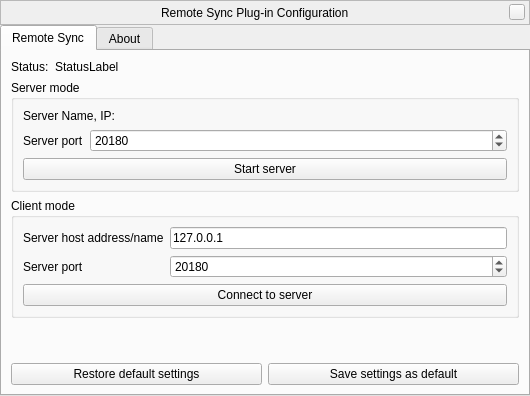
Above: plugins/RemoteSync/src/gui/remoteSyncDialog.ui from 519984307/stellarium_src before the change. Below: the same form after it.
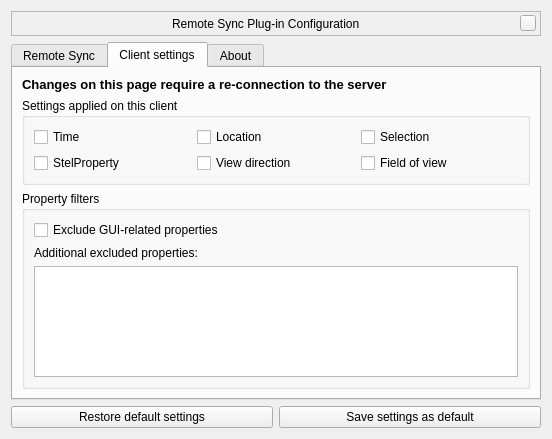
That is the form after the change. The open tabs and pages were chosen to show the change. Custom widgets are drawn as their Qt base class.

Commit message: RemoteSync client configuration Its now possible to exclude specific messages from being applied on a client StelProperties can also be filtered, the default hides all GUI properties (prevents dialog popups on clients)

```diff
--- a/plugins/RemoteSync/src/gui/remoteSyncDialog.ui
+++ b/plugins/RemoteSync/src/gui/remoteSyncDialog.ui
@@ -6,29 +6,14 @@
    <rect>
     <x>0</x>
     <y>0</y>
-    <width>530</width>
-    <height>396</height>
+    <width>548</width>
+    <height>439</height>
    </rect>
   </property>
   <property name="windowTitle">
    <string>Remote Control Configuration</string>
   </property>
   <layout class="QVBoxLayout" name="verticalLayout_2">
-   <property name="spacing">
-    <number>0</number>
-   </property>
-   <property name="leftMargin">
-    <number>0</number>
-   </property>
-   <property name="topMargin">
-    <number>0</number>
-   </property>
-   <property name="rightMargin">
-    <number>0</number>
-   </property>
-   <property name="bottomMargin">
-    <number>0</number>
-   </property>
    <item>
     <widget class="BarFrame" name="TitleBar">
      <property name="sizePolicy">
@@ -209,63 +194,6 @@
          </layout>
         </widget>
        </item>
-       <item row="8" column="0">
-        <spacer name="verticalSpacer_3">
-         <property name="orientation">
-          <enum>Qt::Vertical</enum>
-         </property>
-         <property name="sizeHint" stdset="0">
-          <size>
-           <width>20</width>
-           <height>120</height>
-          </size>
-         </property>
-        </spacer>
-       </item>
-       <item row="9" column="0" colspan="2">
-        <layout class="QHBoxLayout" name="horizontalLayout_7">
-         <item>
-          <widget class="QPushButton" name="restoreDefaultsButton">
-           <property name="sizePolicy">
-            <sizepolicy hsizetype="Expanding" vsizetype="Fixed">
-             <horstretch>0</horstretch>
-             <verstretch>0</verstretch>
-            </sizepolicy>
-           </property>
-           <property name="text">
-            <string>Restore default settings</string>
-           </property>
-          </widget>
-         </item>
-         <item>
-          <widget class="QPushButton" name="saveSettingsButton">
-           <property name="sizePolicy">
-            <sizepolicy hsizetype="Expanding" vsizetype="Fixed">
-             <horstretch>0</horstretch>
-             <verstretch>0</verstretch>
-            </sizepolicy>
-           </property>
-           <property name="text">
-            <string>Save settings as default</string>
-           </property>
-          </widget>
-         </item>
-        </layout>
-       </item>
-       <item row="3" column="0">
-        <widget class="QLabel" name="label_2">
-         <property name="text">
-          <string>Status:</string>
-         </property>
-        </widget>
-       </item>
-       <item row="3" column="1">
-        <widget class="QLabel" name="statusLabel">
-         <property name="text">
-          <string>StatusLabel</string>
-         </property>
-        </widget>
-       </item>
        <item row="7" column="0" colspan="2">
         <widget class="QGroupBox" name="clientGroupBox">
          <property name="title">
@@ -334,6 +262,140 @@
          </layout>
         </widget>
        </item>
+       <item row="8" column="0">
+        <spacer name="verticalSpacer_3">
+         <property name="orientation">
+          <enum>Qt::Vertical</enum>
+         </property>
+         <property name="sizeHint" stdset="0">
+          <size>
+           <width>20</width>
+           <height>120</height>
+          </size>
+         </property>
+        </spacer>
+       </item>
+      </layout>
+     </widget>
+     <widget class="QWidget" name="clientSettingsTab">
+      <attribute name="title">
+       <string>Client settings</string>
+      </attribute>
+      <layout class="QVBoxLayout" name="verticalLayout">
+       <item>
+        <widget class="QLabel" name="label_6">
+         <property name="font">
+          <font>
+           <pointsize>10</pointsize>
+           <weight>75</weight>
+           <italic>false</italic>
+           <bold>true</bold>
+           <strikeout>false</strikeout>
+          </font>
+         </property>
+         <property name="text">
+          <string>Changes on this page require a re-connection to the server</string>
+         </property>
+        </widget>
+       </item>
+       <item>
+        <widget class="QGroupBox" name="groupBox">
+         <property name="title">
+          <string>Settings applied on this client</string>
+         </property>
+         <layout class="QGridLayout" name="gridLayout_2">
+          <item row="0" column="2">
+           <widget class="QCheckBox" name="checkBoxOptionSelection">
+            <property name="text">
+             <string>Selection</string>
+            </property>
+            <attribute name="buttonGroup">
+             <string notr="true">buttonGroupSyncOptions</string>
+            </attribute>
+           </widget>
+          </item>
+          <item row="0" column="0">
+           <widget class="QCheckBox" name="checkBoxOptionTime">
+            <property name="text">
+             <string>Time</string>
+            </property>
+            <attribute name="buttonGroup">
+             <string notr="true">buttonGroupSyncOptions</string>
+            </attribute>
+           </widget>
+          </item>
+          <item row="0" column="1">
+           <widget class="QCheckBox" name="checkBoxOptionLocation">
+            <property name="text">
+             <string>Location</string>
+            </property>
+            <attribute name="buttonGroup">
+             <string notr="true">buttonGroupSyncOptions</string>
+            </attribute>
+           </widget>
+          </item>
+          <item row="1" column="0">
+           <widget class="QCheckBox" name="checkBoxOptionStelProperty">
+            <property name="text">
+             <string>StelProperty</string>
+            </property>
+            <attribute name="buttonGroup">
+             <string notr="true">buttonGroupSyncOptions</string>
+            </attribute>
+           </widget>
+          </item>
+          <item row="1" column="1">
+           <widget class="QCheckBox" name="checkBoxOptionView">
+            <property name="text">
+             <string>View direction</string>
+            </property>
+            <attribute name="buttonGroup">
+             <string notr="true">buttonGroupSyncOptions</string>
+            </attribute>
+           </widget>
+          </item>
+          <item row="1" column="2">
+           <widget class="QCheckBox" name="checkBoxOptionFov">
+            <property name="text">
+             <string>Field of view</string>
+            </property>
+            <attribute name="buttonGroup">
+             <string notr="true">buttonGroupSyncOptions</string>
+            </attribute>
+           </widget>
+          </item>
+         </layout>
+        </widget>
+       </item>
+       <item>
+        <widget class="QGroupBox" name="groupBox_2">
+         <property name="title">
+          <string>Property filters</string>
+         </property>
+         <layout class="QGridLayout" name="gridLayout">
+          <item row="0" column="0">
+           <widget class="QCheckBox" name="checkBoxExcludeGUIProps">
+            <property name="text">
+             <string>Exclude GUI-related properties</string>
+            </property>
+            <attribute name="buttonGroup">
+             <string notr="true">buttonGroupSyncOptions</string>
+            </attribute>
+           </widget>
+          </item>
+          <item row="2" column="0">
+           <widget class="QPlainTextEdit" name="textStelPropertyExclude"/>
+          </item>
+          <item row="1" column="0">
+           <widget class="QLabel" name="label_5">
+            <property name="text">
+             <string>Additional excluded properties:</string>
+            </property>
+           </widget>
+          </item>
+         </layout>
+        </widget>
+       </item>
       </layout>
      </widget>
      <widget class="QWidget" name="aboutTab">
@@ -358,6 +420,36 @@
      </widget>
     </widget>
    </item>
+   <item>
+    <layout class="QHBoxLayout" name="horizontalLayout_7">
+     <item>
+      <widget class="QPushButton" name="restoreDefaultsButton">
+       <property name="sizePolicy">
+        <sizepolicy hsizetype="Expanding" vsizetype="Fixed">
+         <horstretch>0</horstretch>
+         <verstretch>0</verstretch>
+        </sizepolicy>
+       </property>
+       <property name="text">
+        <string>Restore default settings</string>
+       </property>
+      </widget>
+     </item>
+     <item>
+      <widget class="QPushButton" name="saveSettingsButton">
+       <property name="sizePolicy">
+        <sizepolicy hsizetype="Expanding" vsizetype="Fixed">
+         <horstretch>0</horstretch>
+         <verstretch>0</verstretch>
+        </sizepolicy>
+       </property>
+       <property name="text">
+        <string>Save settings as default</string>
+       </property>
+      </widget>
+     </item>
+    </layout>
+   </item>
   </layout>
  </widget>
  <customwidgets>
```
Left out of the diff: 21 changed lines with no effect on the pictures. The commit also changes 10 other files.
